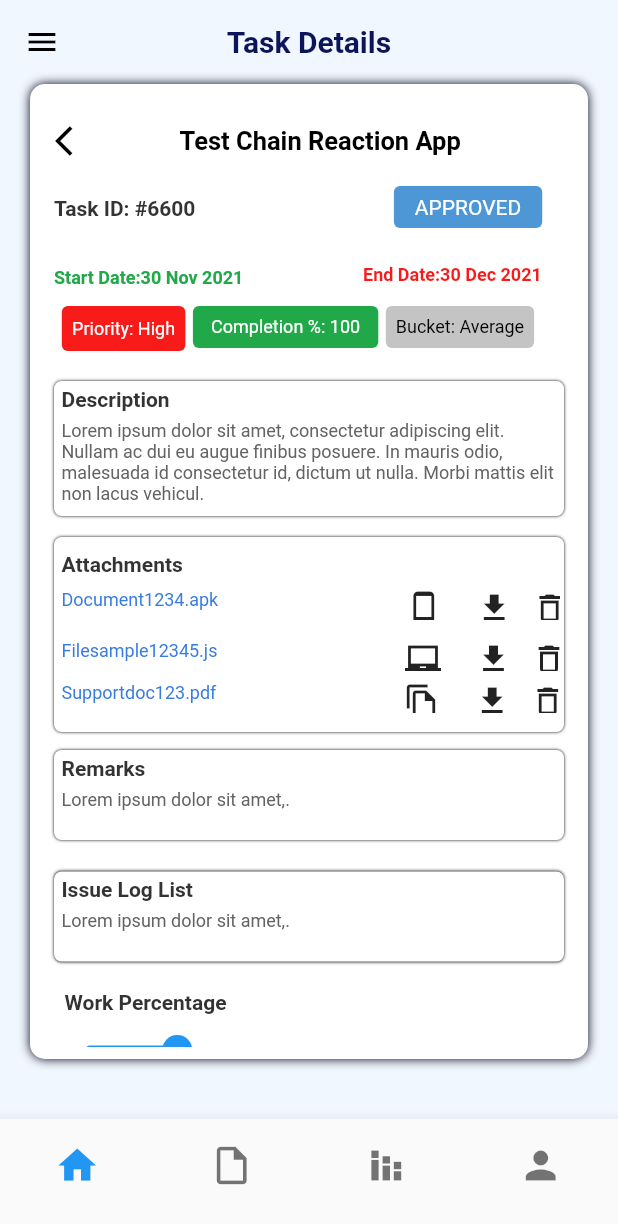
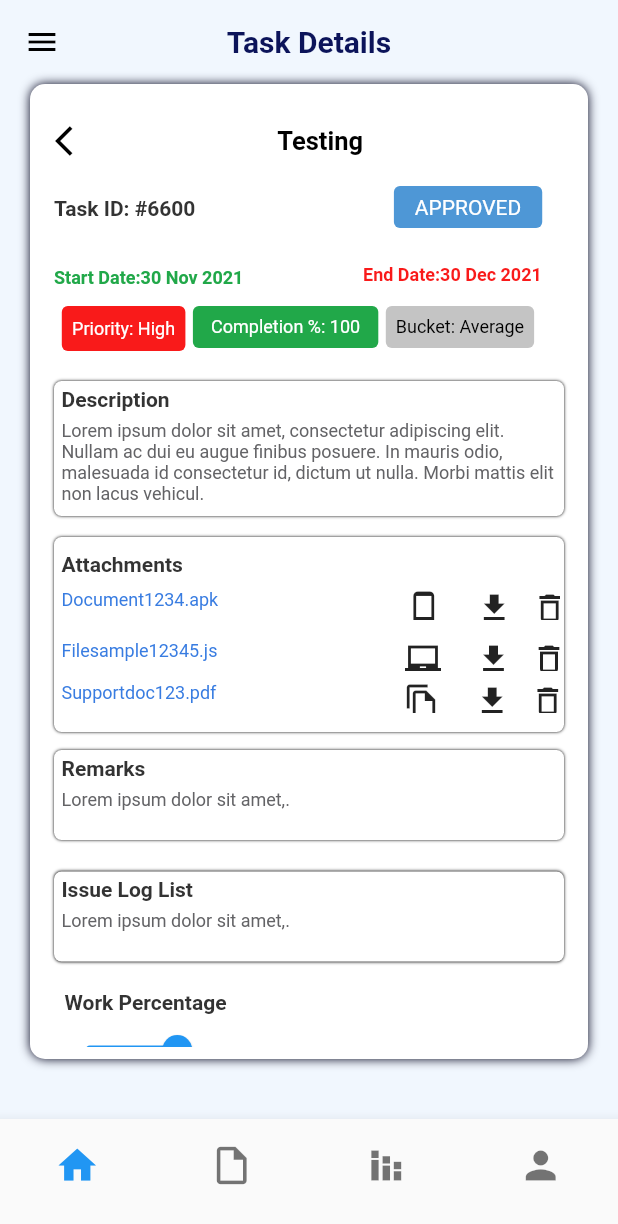
Before and after one commit to sinrajat43/vOTP_mobileApp, a Flutter app: the TaskDetails screen opened directly, on a phone screen of 412 x 824 dp. Shown: the top 1224 px of the screen. Run offline on Flutter 3.47's test engine with Material 2 defaults, Android fonts, the phone set to English and light mode, and no system bars; network calls fail.

```diff
--- a/lib/TaskDetails.dart
+++ b/lib/TaskDetails.dart
@@ -4,12 +4,45 @@ import 'package:my_app/NavBar.dart';
 import 'package:my_app/TaskerDashboard.dart';
 import 'package:my_app/main.dart';
 import 'package:my_app/LogIssue.dart';
+import 'package:http/http.dart' as http;
+import 'dart:convert';
 
 
 class TaskDetails extends StatelessWidget {
+
+  List<Task> Tasks=[];
+  Map mapResponse={};
+  Map details={};
+  int TaskId=716;
+  var Tasker="sinrajat43@gmail.com";
+  getTasks() async{
+    var response = await http.get(Uri.https('virtusauk-dev.outsystemscloud.com', 'CrowdsourcingBackend/rest/Tasks/getTasks'));
+    var jsonData = jsonDecode(response.body);
+    mapResponse=jsonData;
+    for(int u=0;u<mapResponse["tasklist"].length;u++){
+      details=mapResponse["tasklist"][u];
+      if(details["AdRater"]==Tasker && details["Id"]==TaskId){
+        Task task1= Task ((details["Id"] ?? 0),
+                          (details["NameOFTask"] ?? "No name"),
+                          (details["Status"] ?? "No Status"),
+                          (details["StartDate"] ?? "No StartDate"),
+                          (details["EndDate"] ?? "No EndDate"),
+                          (details["Priority"] ?? "No Priority"),
+                          (details["WorkPercentage"] ?? 0),
+                          (details["Bucket"] ?? "No Bucket"),
+                          (details["Category"] ?? "No Category"),
+                          (details["Description"] ?? "No Description"),
+                          (details["Remarks"] ?? "No Remarks")
+
+        );
+        return task1;
+      }
+    }
+  }
+
   @override
   Widget build(BuildContext context) {
-    int _value = 6;
+    getTasks();
     return Scaffold(
         backgroundColor: Color(0xFFF1F7FE),
         drawer: NavDrawer(),
@@ -68,11 +101,10 @@ class TaskDetails extends StatelessWidget {
 
                           color: Color(0xFFFFFFFF),
                           child:
-                          const Center(
+                           Center(
                             child: Text(
-                                "Test Chain Reaction App",
-
-                                style: TextStyle(
+                                "Testing",
+                                style: const TextStyle(
                                     fontSize: 17,
                                     color: Color(0xFF000000),
                                     fontFamily: 'Roboto',
@@ -724,3 +756,11 @@ class _MyStatefulWidgetState extends State<MyStatefulWidget> {
     );
   }
 }
+
+
+class Task{
+  final String NameOFTask, Status,Priority, StartDate,EndDate, Bucket,Category,Description,Remarks;
+  final int Id,WorkPercentage;
+  Task(this.Id, this.NameOFTask, this.Status, this.StartDate,this.EndDate,
+      this.Priority, this.WorkPercentage,this.Bucket,this.Category,this.Description,this.Remarks);
+}
```
Also changed, not shown: lib/TaskerDashboard.dart (+13 -13 lines), lib/getTasks.dart (added, +29 -0 lines).
